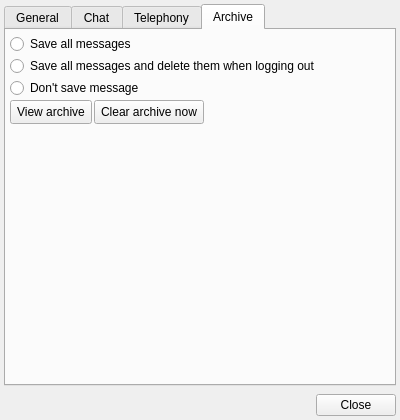
This is share/skins/default/settings.ui in itds-consulting/yate as Qt 5 draws it before an edit. The edited form follows.
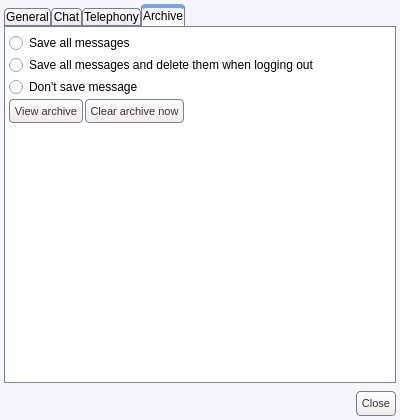
This is the edited form. The open tabs and pages were chosen to show the change. Icons and pictures are not drawn.

Commit message: Moved channel control buttons to channel item in channels list. Conference and transfer are now done from master channel and shown in its item in channels list. Changed user interface colors and shapes.

The edit to the form file:
```diff
--- a/share/skins/default/settings.ui
+++ b/share/skins/default/settings.ui
@@ -36,6 +36,34 @@
   <property name="windowIcon" >
    <iconset>configure.png</iconset>
   </property>
+  <property name="styleSheet" >
+   <string>QWidget#settings {
+  background:#f7f5fd;
+}
+QLineEdit {
+  color:#333333;
+  border: 1px solid #717fa0;
+  border-radius: 4px;
+}
+QToolButton {
+  border: 1px solid #717fa0;
+  border-radius: 4px;
+  font-size: 11px;
+  color: #333333;
+  background: qlineargradient(x1: 0, y1: 0, x2: 0, y2: 1, stop: 0 #ffffff, stop: 1 #f6e8e8);
+}
+QToolButton:hover {
+  background: qlineargradient(x1: 0, y1: 0, x2: 0, y2: 1, stop: 0 #ffffff, stop: 1 #f9f3f3);
+}
+QToolButton:pressed {
+  background: qlineargradient(x1: 0, y1: 0, x2: 0, y2: 1, stop: 0 #f6e8e8, stop: 1 #ffffff);
+}
+QCheckBox::indicator:checked { image: url(checkbox_on.png); }
+QCheckBox::indicator:unchecked { image: url(checkbox_off.png); }
+QRadioButton::indicator:checked { image: url(radio_on.png); }
+QRadioButton::indicator:unchecked { image: url(radio_off.png); }
+</string>
+  </property>
   <layout class="QVBoxLayout" >
    <property name="spacing" >
     <number>2</number>
@@ -60,6 +88,32 @@
        <height>200</height>
       </size>
      </property>
+     <property name="styleSheet" >
+      <string>QTabWidget::pane {      
+  border: 1px solid #717fa0;
+  background:  #ffffff;
+}
+QTabBar { font: 12px; }
+QTabBar::tab {
+  padding: 1px 1px 1px 1px;
+  background: qlineargradient(x1: 0, y1: 0, x2: 0, y2: 1, stop: 0 #ffffff, stop: 1 #f6e8e8);
+  border: 1px solid #717fa0;
+  border-top-left-radius: 4px;
+  border-top-right-radius: 4px;
+  min-height: 3ex;
+}
+QTabBar::tab:hover { background: qlineargradient(x1: 0, y1: 0, x2: 0, y2: 1, stop: 0 #ffffff, stop: 1 #f9f3f3); }
+QTabBar::tab:selected {
+  border-bottom-color: #ffffff;
+  padding-top: 0px;
+  border-top: 4px solid #73a9e1;
+  border-top-left-radius: 4px;
+  border-top-right-radius: 4px;
+  background: qlineargradient(x1: 0, y1: 0, x2: 0, y2: 1, stop: 0 #f9efef, stop: 1 #ffffff);
+}
+QTabBar::tab:!selected { margin-top: 4px; }
+</string>
+     </property>
      <property name="currentIndex" >
       <number>0</number>
      </property>
@@ -470,7 +524,7 @@
         <number>4</number>
        </property>
        <property name="topMargin" >
-        <number>4</number>
+        <number>6</number>
        </property>
        <property name="rightMargin" >
         <number>4</number>
@@ -593,12 +647,36 @@
       </spacer>
      </item>
      <item>
-      <widget class="QPushButton" name="button_hide" >
+      <widget class="QToolButton" name="button_hide" >
+       <property name="minimumSize" >
+        <size>
+         <width>0</width>
+         <height>25</height>
+        </size>
+       </property>
+       <property name="maximumSize" >
+        <size>
+         <width>16777215</width>
+         <height>25</height>
+        </size>
+       </property>
        <property name="text" >
         <string>Close</string>
        </property>
        <property name="icon" >
-        <iconset>close.png</iconset>
+        <iconset>cancel.png</iconset>
+       </property>
+       <property name="toolButtonStyle" >
+        <enum>Qt::ToolButtonTextBesideIcon</enum>
+       </property>
+       <property name="_yate_normal_icon" stdset="0" >
+        <string>cancel.png</string>
+       </property>
+       <property name="_yate_pressed_icon" stdset="0" >
+        <string>cancel_pressed.png</string>
+       </property>
+       <property name="_yate_hover_icon" stdset="0" >
+        <string>cancel_hover.png</string>
        </property>
       </widget>
      </item>
```
Left out of the diff: 8 changed lines with no effect on the pictures. The commit also changes 200 other files.
